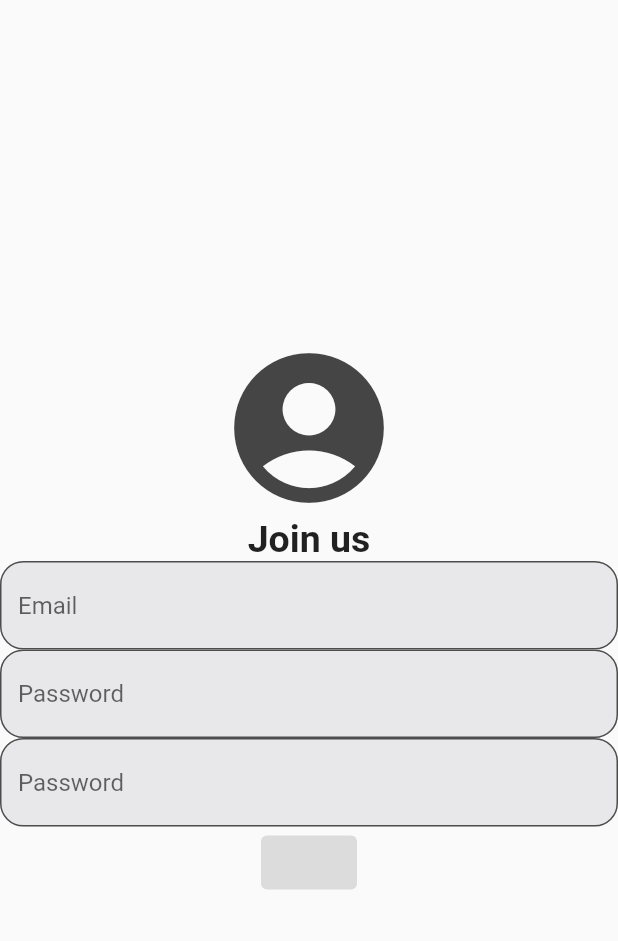
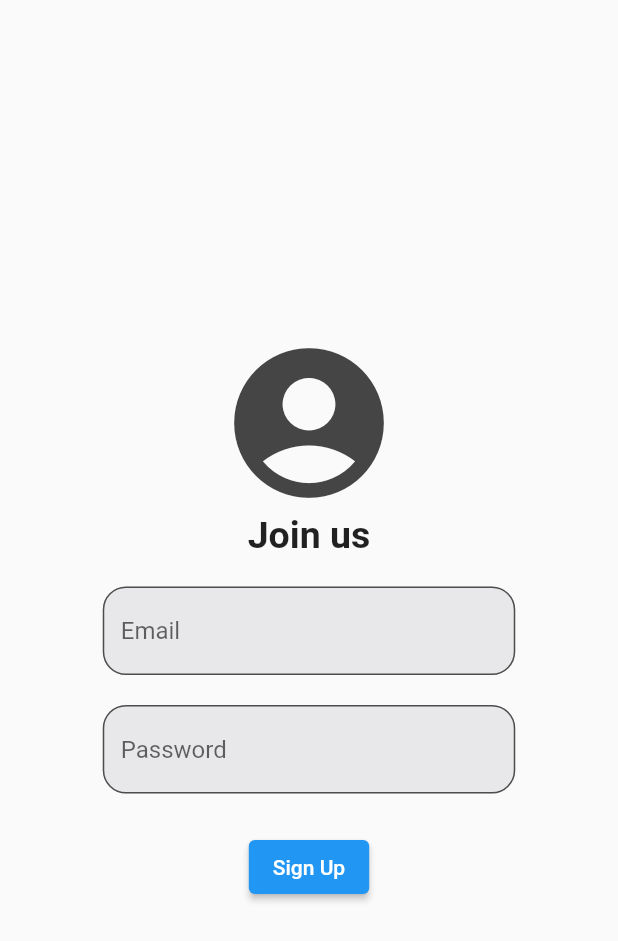
Before and after one commit to BelenStar/login-app, a Flutter app: the RegisterPage screen opened by its route, on a phone screen of 412 x 824 dp. Shown: the top 941 px of the screen. Run offline on Flutter 3.47's test engine with Material 2 defaults, Android fonts, the phone set to English and light mode, and no system bars; our stand-ins replace firebase_auth, firebase_core; accounts and stored records are empty.

Commit message:
fix design and add async function sign up firebase

```diff
--- a/lib/src/pages/register.dart
+++ b/lib/src/pages/register.dart
@@ -1,3 +1,4 @@
+import 'package:firebase_auth/firebase_auth.dart';
 import 'package:flutter/material.dart';
 
 import '../styles/styles.dart';
@@ -14,40 +15,65 @@ class _RegisterPageState extends State<RegisterPage> {
   final password = TextEditingController();
   final confirmation = TextEditingController();
 
+  Future signUp() async {
+    await FirebaseAuth.instance.createUserWithEmailAndPassword(
+        email: email.text, password: password.text);
+  }
+
+  @override
+  void dispose() {
+    email.dispose();
+    password.dispose();
+    super.dispose();
+  }
+
   @override
   Widget build(BuildContext context) {
     return Scaffold(
         body: Center(
       child: Column(mainAxisAlignment: MainAxisAlignment.center, children: [
-        Icon(
+        const Icon(
           Icons.account_circle,
           size: 120.0,
           color: Color.fromARGB(255, 69, 69, 69),
         ),
-        Text(
+        const Text(
           'Join us',
           style: TextStyle(fontWeight: FontWeight.bold, fontSize: 25),
         ),
-        TextField(
+        const SizedBox(height: 20),
+        SizedBox(
+          width: 275,
+          child: TextField(
             controller: email,
             keyboardType: TextInputType.emailAddress,
             decoration: ThemeStyle.emailFormField,
           ),
-        TextField(
+        ),
+        const SizedBox(height: 20),
+        SizedBox(
+          width: 275,
+          child: TextField(
             controller: password,
             obscureText: true,
             enableSuggestions: false,
             autocorrect: false,
             decoration: ThemeStyle.passwordFormField,
           ),
-        TextField(
+        ),
+        /*  const SizedBox(height: 20),
+        SizedBox(
+          width: 275,
+          child: TextField(
             controller: confirmation,
             obscureText: true,
             enableSuggestions: false,
             autocorrect: false,
-          decoration: ThemeStyle.passwordFormField,
+            decoration: ThemeStyle.passwordConfirmationFormField,
           ),
-        ElevatedButton(onPressed: null, child: null)
+        ), */
+        const SizedBox(height: 25),
+        ElevatedButton(onPressed: signUp, child: const Text('Sign Up'))
       ]),
     ));
   }
```
Lines whose indentation alone changed are shown as unchanged.
